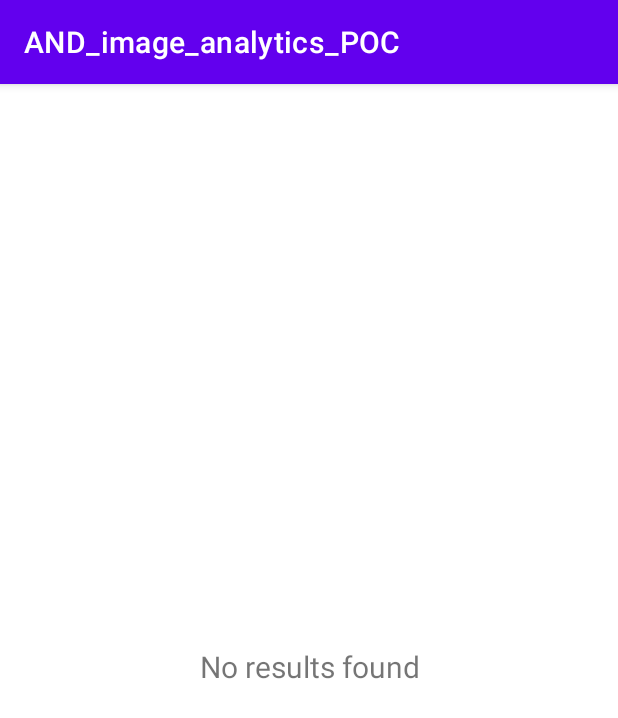
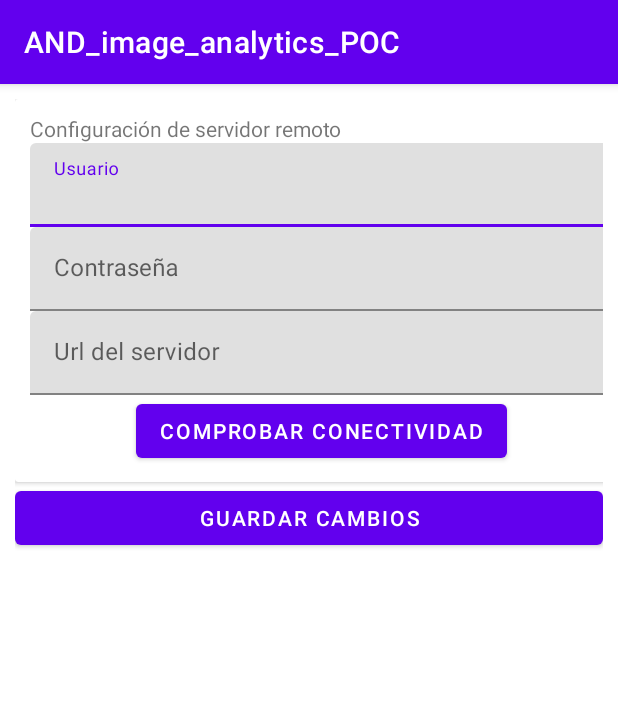
Before and after one commit to jsmazapad/android-experiment-assistant, an Android app: the screen it shows after launch (MainActivity), on a phone screen of 412 x 824 dp. Shown: the top 718 px of the screen. Run offline under Robolectric (Android 15) with nearby library versions, the phone set to English and light mode, and no system bars; our stand-ins replace Room's generated code, data binding.

Commit message:
Basic configuration and make experiment WIP

```diff
--- a/app/src/main/java/com/jsm/and_image_analytics_poc/App.java
+++ b/app/src/main/java/com/jsm/and_image_analytics_poc/App.java
@@ -3,6 +3,7 @@ package com.jsm.and_image_analytics_poc;
 import android.app.Application;
 
 
+import com.jsm.and_image_analytics_poc.core.utils.PreferenceManager;
 import com.jsm.and_image_analytics_poc.data.database.DBHelper;
 
 
@@ -13,6 +14,7 @@ public class App extends Application {
         super.onCreate();
         try {
             DBHelper.initialize(this);
+            PreferenceManager.initialize(this);
 
         } catch (Exception e) {
             //No se debe llegar a este punto nunca
--- /dev/null
+++ b/app/src/main/java/com/jsm/and_image_analytics_poc/ui/configuration/ConfigurationFragment.java
@@ -0,0 +1,29 @@
+package com.jsm.and_image_analytics_poc.ui.configuration;
+
+import android.view.LayoutInflater;
+import android.view.ViewGroup;
+
+import androidx.annotation.NonNull;
+import androidx.databinding.DataBindingUtil;
+import androidx.databinding.ViewDataBinding;
+import androidx.lifecycle.MutableLiveData;
+import androidx.lifecycle.ViewModelProvider;
+
+import com.jsm.and_image_analytics_poc.R;
+import com.jsm.and_image_analytics_poc.core.ui.base.BaseFragment;
+import com.jsm.and_image_analytics_poc.core.ui.base.BaseViewModel;
+
+
+public class ConfigurationFragment extends BaseFragment {
+
+
+    @Override
+    protected BaseViewModel getViewModel() {
+        return new ViewModelProvider(this).get(ConfigurationViewModel.class);
+    }
+
+    @Override
+    protected ViewDataBinding getDataBinding(@NonNull LayoutInflater inflater, ViewGroup container) {
+        return DataBindingUtil.inflate(inflater, R.layout.configuration_fragment, container,false );
+    }
+}
--- /dev/null
+++ b/app/src/main/java/com/jsm/and_image_analytics_poc/ui/configuration/ConfigurationViewModel.java
@@ -0,0 +1,54 @@
+package com.jsm.and_image_analytics_poc.ui.configuration;
+
+import android.app.Application;
+
+import androidx.annotation.NonNull;
+import androidx.databinding.Bindable;
+
+import com.jsm.and_image_analytics_poc.core.ui.base.BaseViewModel;
+import com.jsm.and_image_analytics_poc.providers.PreferencesProvider;
+
+public class ConfigurationViewModel extends BaseViewModel {
+
+    String username;
+    String password;
+    String serverUrl;
+
+    public ConfigurationViewModel(@NonNull Application application) {
+        super(application);
+        username = PreferencesProvider.getUser();
+        password = PreferencesProvider.getPassword();
+        serverUrl = PreferencesProvider.getRemoteServer();
+    }
+
+    public String getUsername() {
+        return username;
+    }
+
+    public void setUsername(String username) {
+        this.username = username;
+    }
+
+    public String getPassword() {
+        return password;
+    }
+
+    public void setPassword(String password) {
+        this.password = password;
+    }
+
+    public String getServerUrl() {
+        return serverUrl;
+    }
+
+    public void setServerUrl(String serverUrl) {
+        this.serverUrl = serverUrl;
+    }
+
+    public void savePreferences(){
+        PreferencesProvider.setUser(username);
+        PreferencesProvider.setPassword(password);
+        PreferencesProvider.setRemoteServer(serverUrl);
+    }
+
+}
--- /dev/null
+++ b/app/src/main/res/layout/configuration_fragment.xml
@@ -0,0 +1,103 @@
+<?xml version="1.0" encoding="utf-8"?>
+<layout xmlns:android="http://schemas.android.com/apk/res/android"
+    xmlns:app="http://schemas.android.com/apk/res-auto"
+    xmlns:tools="http://schemas.android.com/tools">
+
+    <data>
+
+        <import type="android.view.View" />
+
+        <variable
+            name="viewModel"
+            type="com.jsm.and_image_analytics_poc.ui.configuration.ConfigurationViewModel" />
+    </data>
+
+
+    <androidx.constraintlayout.widget.ConstraintLayout
+        android:layout_width="match_parent"
+        android:layout_height="match_parent"
+        android:layout_margin="10dp">
+        <ScrollView
+            android:layout_width="match_parent"
+            android:layout_height="match_parent"
+            app:layout_constraintBottom_toBottomOf="parent"
+            app:layout_constraintEnd_toEndOf="parent"
+            app:layout_constraintStart_toStartOf="parent"
+            app:layout_constraintTop_toTopOf="parent">
+
+            <LinearLayout
+                android:layout_width="match_parent"
+                android:layout_height="wrap_content"
+                android:orientation="vertical">
+
+                <androidx.cardview.widget.CardView
+                    android:layout_width="409dp"
+                    android:layout_height="wrap_content"
+                    app:contentPadding="10dp">
+
+                    <LinearLayout
+                        android:layout_width="match_parent"
+                        android:layout_height="match_parent"
+                        android:orientation="vertical">
+
+                        <TextView
+                            android:id="@+id/remoteServerTitleTV"
+                            android:layout_width="wrap_content"
+                            android:layout_height="wrap_content"
+                            android:text="Configuración de servidor remoto" />
+
+                        <com.google.android.material.textfield.TextInputLayout
+                            android:layout_width="match_parent"
+                            android:layout_height="match_parent">
+
+                            <com.google.android.material.textfield.TextInputEditText
+                                android:layout_width="match_parent"
+                                android:layout_height="wrap_content"
+                                android:text="@={viewModel.username}"
+                                android:hint="Usuario" />
+                        </com.google.android.material.textfield.TextInputLayout>
+
+                        <com.google.android.material.textfield.TextInputLayout
+                            android:layout_width="match_parent"
+                            android:layout_height="match_parent">
+
+                            <com.google.android.material.textfield.TextInputEditText
+                                android:layout_width="match_parent"
+                                android:layout_height="wrap_content"
+                                android:text="@={viewModel.password}"
+                                android:hint="Contraseña" />
+
+                        </com.google.android.material.textfield.TextInputLayout>
+
+                        <com.google.android.material.textfield.TextInputLayout
+                            android:layout_width="match_parent"
+                            android:layout_height="match_parent">
+
+                            <com.google.android.material.textfield.TextInputEditText
+                                android:layout_width="match_parent"
+                                android:layout_height="wrap_content"
+                                android:text="@={viewModel.serverUrl}"
+                                android:hint="Url del servidor" />
+
+                        </com.google.android.material.textfield.TextInputLayout>
+                        <Button
+                            android:id="@+id/button"
+                            android:layout_width="wrap_content"
+                            android:layout_height="wrap_content"
+                            android:layout_gravity="center"
+                            android:layout_weight="1"
+                            android:text="Comprobar conectividad" />
+                    </LinearLayout>
+                </androidx.cardview.widget.CardView>
+
+                <Button
+                    android:id="@+id/button2"
+                    android:layout_width="match_parent"
+                    android:layout_height="wrap_content"
+                    android:onClick="@{() -> viewModel.savePreferences()}"
+                    android:text="Guardar cambios" />
+            </LinearLayout>
+        </ScrollView>
+
+    </androidx.constraintlayout.widget.ConstraintLayout>
+</layout>
--- a/app/src/main/res/layout/experiments_fragment.xml
+++ b/app/src/main/res/layout/experiments_fragment.xml
@@ -16,7 +16,6 @@
     <androidx.constraintlayout.widget.ConstraintLayout
         android:layout_width="match_parent"
         android:layout_height="match_parent">
-        >
         <androidx.swiperefreshlayout.widget.SwipeRefreshLayout
             android:id="@+id/swipeRefreshLayout"
             android:layout_width="match_parent"
--- a/app/src/main/res/navigation/main_navigation.xml
+++ b/app/src/main/res/navigation/main_navigation.xml
@@ -3,7 +3,7 @@
     xmlns:app="http://schemas.android.com/apk/res-auto"
     xmlns:tools="http://schemas.android.com/tools"
     android:id="@+id/main_navigation"
-    app:startDestination="@id/nav_experiments">
+    app:startDestination="@id/nav_configuration">
 
 
     <fragment
@@ -12,5 +12,11 @@
         android:label="@string/title_experiments_fragment"
         tools:layout="@layout/experiments_fragment">
     </fragment>
+    <fragment
+        android:id="@+id/nav_configuration"
+        android:name="com.jsm.and_image_analytics_poc.ui.configuration.ConfigurationFragment"
+        android:label="@string/title_configuration_fragment"
+        tools:layout="@layout/configuration_fragment">
+    </fragment>
 
 </navigation>
--- a/app/src/main/res/values/navigation_titles_strings.xml
+++ b/app/src/main/res/values/navigation_titles_strings.xml
@@ -2,5 +2,6 @@
 <resources>
 
     <string name="title_experiments_fragment">Experiments</string>
+    <string name="title_configuration_fragment">Configuration</string>
 
 </resources>
--- a/build.gradle
+++ b/build.gradle
@@ -16,6 +16,7 @@ allprojects {
     repositories {
         google()
         jcenter()
+        maven { url 'https://jitpack.io' }
     }
 }
 
```
Also changed, not shown: app/build.gradle (+12 -33 lines), app/src/main/java/com/jsm/and_image_analytics_poc/providers/PreferencesProvider.java (added, +100 -0 lines), app/src/main/java/com/jsm/and_image_analytics_poc/ui/makeexperiment/MakeExperimentFragment.java (added, +30 -0 lines), app/src/main/java/com/jsm/and_image_analytics_poc/ui/makeexperiment/MakeExperimentViewModel.java (added, +66 -0 lines), app/src/main/java/com/jsm/and_image_analytics_poc/workers/InputOutputExampleWorker.java (added, +26 -0 lines), app/src/main/java/com/jsm/and_image_analytics_poc/workers/SensorWorker.java (added, +19 -0 lines), app/src/main/res/layout/experiments_list_item.xml (+31 -7 lines), app/src/main/res/layout/make_experiment_fragment.xml (added, +21 -0 lines).
